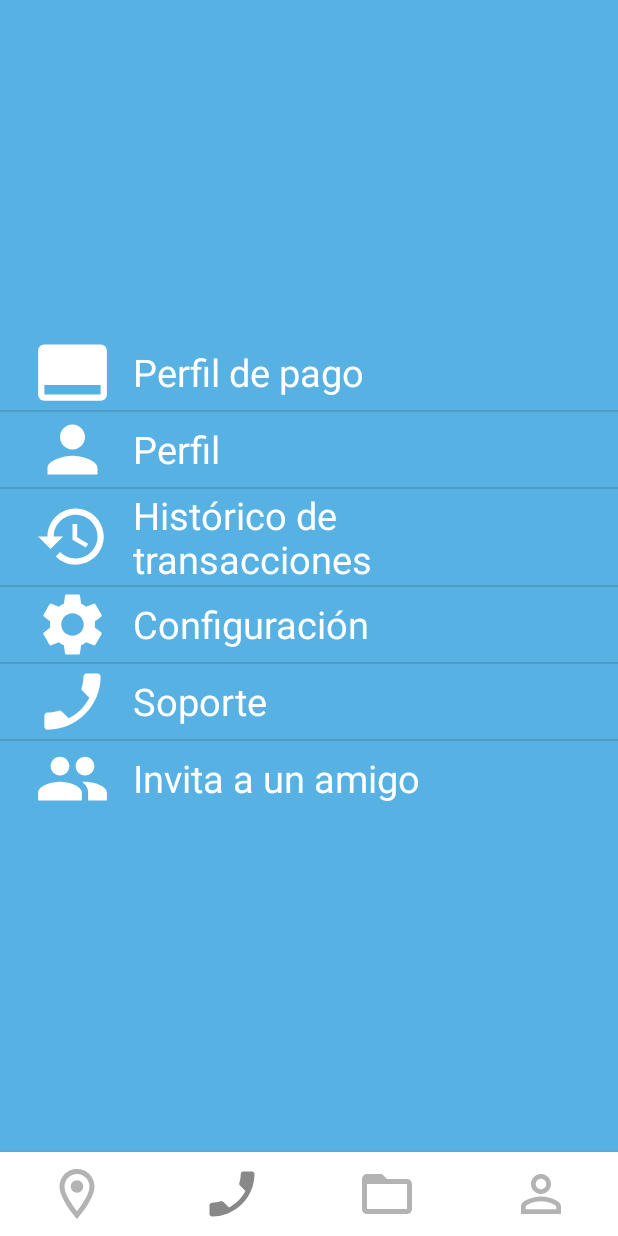
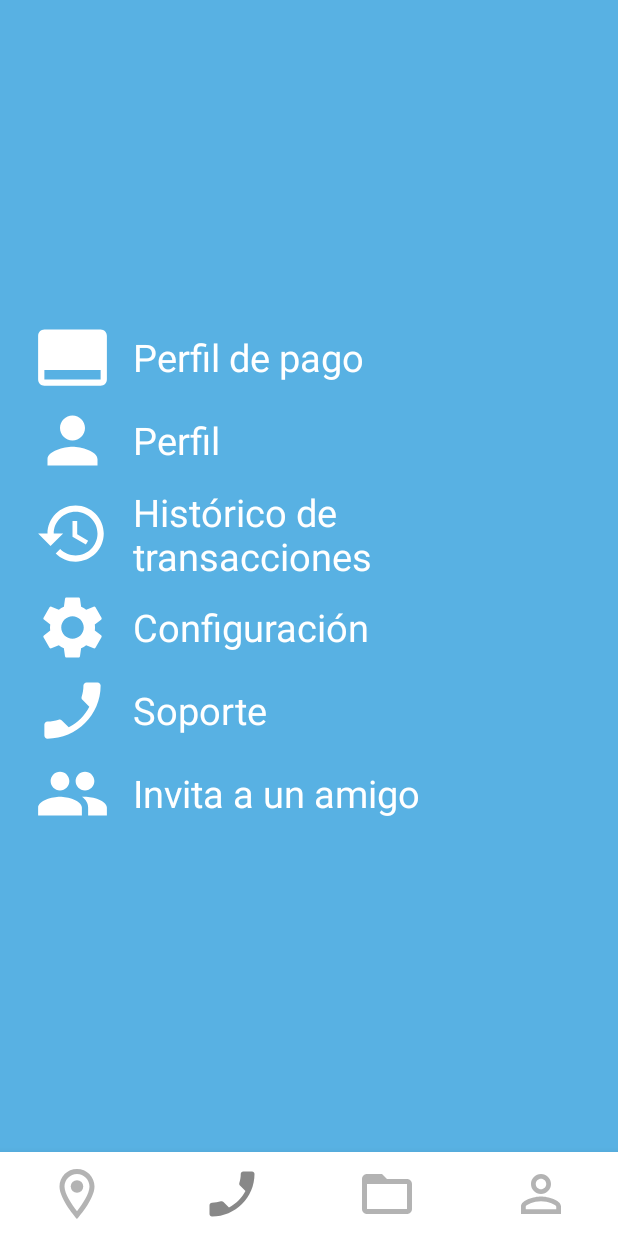
Before and after one commit to Denigt/WorkPod, an Android app: the WorkpodActivity screen opened directly, with no data from a screen before it, item 4 of the bottom bar chosen, on a phone screen of 412 x 824 dp. Run offline under Robolectric (Android 15) with nearby library versions, the phone set to English and light mode, and no system bars.

Commit message:
30-03 Correccion errores de menu de usuario y barra de navegacion

```diff
--- a/app/src/main/AndroidManifest.xml
+++ b/app/src/main/AndroidManifest.xml
@@ -14,7 +14,7 @@
             android:label="@string/title_activity_navigation_view" />
         <activity
             android:name=".WorkpodActivity"
-            android:label="@string/title_activity_navigation_view" />
+            android:label="@string/title_activity_navigation_view"/>
 
         <activity android:name=".InitActivity">
             <intent-filter>
--- a/app/src/main/java/com/example/workpod/WorkpodActivity.java
+++ b/app/src/main/java/com/example/workpod/WorkpodActivity.java
@@ -38,11 +38,6 @@ public class WorkpodActivity extends AppCompatActivity {
                     //INCROPORO EN EL LINEAR LAYOUT EL FRAGMENT INICIAL
                     fTransaction.add(R.id.LLFragment,menuUsuario);
                     fTransaction.commit();
-                    fragment=new Fragment_Menu_Usuario();
-                    fTransaction = getSupportFragmentManager().beginTransaction();
-                    fTransaction.replace(R.id.LLFragment, fragment);
-                    fTransaction.addToBackStack(null);
-                    fTransaction.commit();//COMMIT ES PARA CONFIRMAR UN CONJUNTO DE CAMBIOS DE MANERA PERMANENTE
                 }
                 return true;
             }
--- a/app/src/main/res/layout/fragment_menu_usuario.xml
+++ b/app/src/main/res/layout/fragment_menu_usuario.xml
@@ -3,14 +3,16 @@
     xmlns:tools="http://schemas.android.com/tools"
     android:layout_width="match_parent"
     android:layout_height="match_parent"
-    tools:context=".fragments.Fragment_Menu_Usuario"
     android:background="@color/Texto"
-    android:orientation="vertical">
+    android:orientation="vertical"
+    tools:context=".fragments.Fragment_Menu_Usuario">
 
     <ListView
         android:id="@+id/LsV_Menu_Usuario"
         android:layout_width="match_parent"
         android:layout_height="wrap_content"
-        android:layout_gravity="center"/>
+        android:layout_gravity="center"
+        android:divider="@android:color/transparent"
+        android:dividerHeight="5dp" />
 
 </FrameLayout>
```
